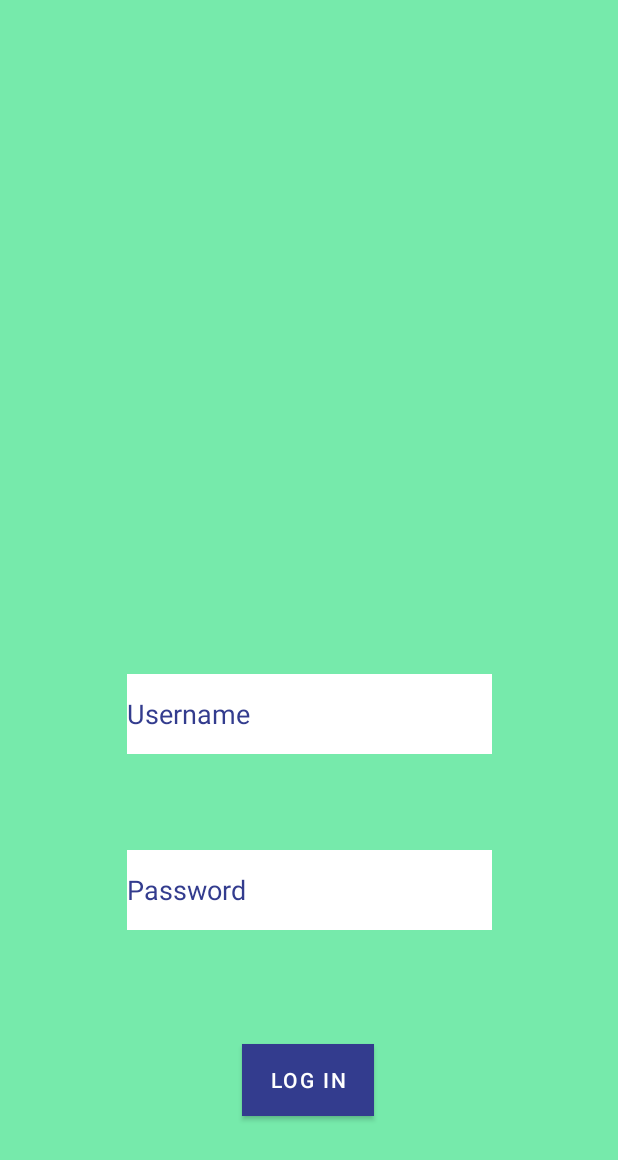
After one commit to NeksHinto/rutinapp-mobile-app, an Android app: the layout activity_login.xml on its own in the app's theme, with its tools: preview values and no code run, on a phone screen of 412 x 824 dp. The commit adds this screen. Shown: the top 1160 px of the screen. Run offline under Robolectric (Android 15) with nearby library versions, the phone set to English and light mode, and no system bars.

Commit message:
Login created

```diff
--- /dev/null
+++ b/app/src/main/res/layout/activity_login.xml
@@ -0,0 +1,50 @@
+<?xml version="1.0" encoding="utf-8"?>
+<androidx.constraintlayout.widget.ConstraintLayout xmlns:android="http://schemas.android.com/apk/res/android"
+    xmlns:app="http://schemas.android.com/apk/res-auto"
+    xmlns:tools="http://schemas.android.com/tools"
+    android:layout_width="match_parent"
+    android:layout_height="match_parent"
+    android:background="@color/green">
+
+    <com.google.android.material.textfield.TextInputEditText
+        android:layout_width="243dp"
+        android:layout_height="53dp"
+        android:layout_marginBottom="64dp"
+        android:background="@color/design_default_color_on_primary"
+        android:hint="@string/username"
+        android:textColor="@color/black"
+        android:textColorHighlight="@color/purple"
+        android:textColorHint="@color/purple"
+        app:layout_constraintBottom_toTopOf="@+id/editText"
+        app:layout_constraintEnd_toEndOf="parent"
+        app:layout_constraintStart_toStartOf="parent" />
+
+    <com.google.android.material.textfield.TextInputEditText
+        android:id="@+id/editText"
+        android:layout_width="243dp"
+        android:layout_height="53dp"
+        android:layout_marginBottom="76dp"
+        android:background="@color/design_default_color_on_primary"
+        android:hint="@string/password"
+        android:hintTextColor="#757575"
+        android:textColor="@color/purple"
+        android:textColorHint="@color/purple"
+        app:layout_constraintBottom_toTopOf="@+id/button2"
+        app:layout_constraintEnd_toEndOf="parent"
+        app:layout_constraintStart_toStartOf="parent" />
+
+    <Button
+        android:id="@+id/button2"
+        android:layout_width="wrap_content"
+        android:layout_height="wrap_content"
+        android:layout_marginBottom="80dp"
+        android:background="@color/purple"
+        android:backgroundTint="@color/purple"
+        android:text="@string/log_in"
+        android:textColorHint="@color/purple"
+        app:layout_constraintBottom_toBottomOf="parent"
+        app:layout_constraintEnd_toEndOf="parent"
+        app:layout_constraintHorizontal_bias="0.498"
+        app:layout_constraintStart_toStartOf="parent" />
+
+</androidx.constraintlayout.widget.ConstraintLayout>
--- a/app/src/main/res/values-night/themes.xml
+++ b/app/src/main/res/values-night/themes.xml
@@ -2,7 +2,7 @@
     <!-- Base application theme. -->
     <style name="Theme.Rutinappmobileapp" parent="Theme.MaterialComponents.DayNight.DarkActionBar">
         <!-- Primary brand color. -->
-        <item name="colorPrimary">@color/purple_200</item>
+        <item name="colorPrimary">@color/green</item>
         <item name="colorPrimaryVariant">@color/purple_700</item>
         <item name="colorOnPrimary">@color/black</item>
         <!-- Secondary brand color. -->
--- a/app/src/main/res/values/colors.xml
+++ b/app/src/main/res/values/colors.xml
@@ -7,4 +7,6 @@
     <color name="teal_700">#FF018786</color>
     <color name="black">#FF000000</color>
     <color name="white">#FFFFFFFF</color>
+    <color name="green">#76EAAB</color>
+    <color name="purple">#333C8E</color>
 </resources>
--- a/app/src/main/res/values/strings.xml
+++ b/app/src/main/res/values/strings.xml
@@ -1,3 +1,6 @@
 <resources>
     <string name="app_name">rutinapp-mobile-app</string>
+    <string name="username">Username</string>
+    <string name="password">Password</string>
+    <string name="log_in">Log In</string>
 </resources>
--- a/app/src/main/res/values/themes.xml
+++ b/app/src/main/res/values/themes.xml
@@ -2,12 +2,12 @@
     <!-- Base application theme. -->
     <style name="Theme.Rutinappmobileapp" parent="Theme.MaterialComponents.DayNight.DarkActionBar">
         <!-- Primary brand color. -->
-        <item name="colorPrimary">@color/purple_500</item>
-        <item name="colorPrimaryVariant">@color/purple_700</item>
+        <item name="colorPrimary">@color/purple</item>
+        <item name="colorPrimaryVariant">@color/purple</item>
         <item name="colorOnPrimary">@color/white</item>
         <!-- Secondary brand color. -->
-        <item name="colorSecondary">@color/teal_200</item>
-        <item name="colorSecondaryVariant">@color/teal_700</item>
+        <item name="colorSecondary">@color/purple</item>
+        <item name="colorSecondaryVariant">@color/purple_500</item>
         <item name="colorOnSecondary">@color/black</item>
         <!-- Status bar color. -->
         <item name="android:statusBarColor" tools:targetApi="l">?attr/colorPrimaryVariant</item>
```
Also changed, not shown: 1 other file.
